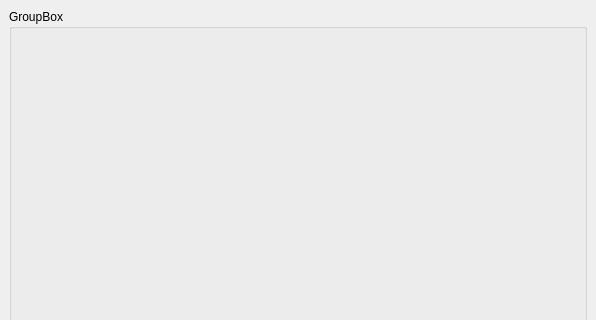
This is mainwindow.ui in kmojsiewicz/RubicCube as Qt 5 draws it before an edit; both pictures show x 0 to 596 and y 0 to 320 of the 596 by 608 pixel window. The edited form follows.
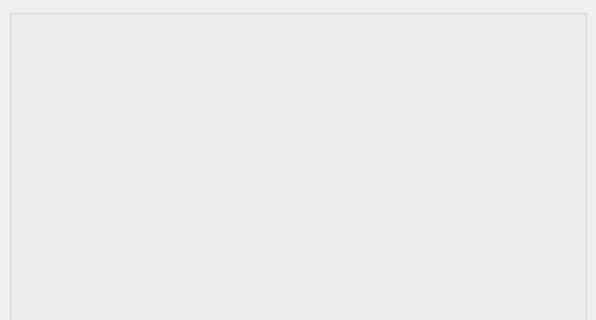
This is the edited form.

What changed in the file:
```diff
--- a/mainwindow.ui
+++ b/mainwindow.ui
@@ -43,7 +43,7 @@
     <item row="0" column="0">
      <widget class="QGroupBox" name="groupBox">
       <property name="title">
-       <string>GroupBox</string>
+       <string/>
       </property>
      </widget>
     </item>
```
Left out of the diff: 2 changed lines with no effect on the pictures.
